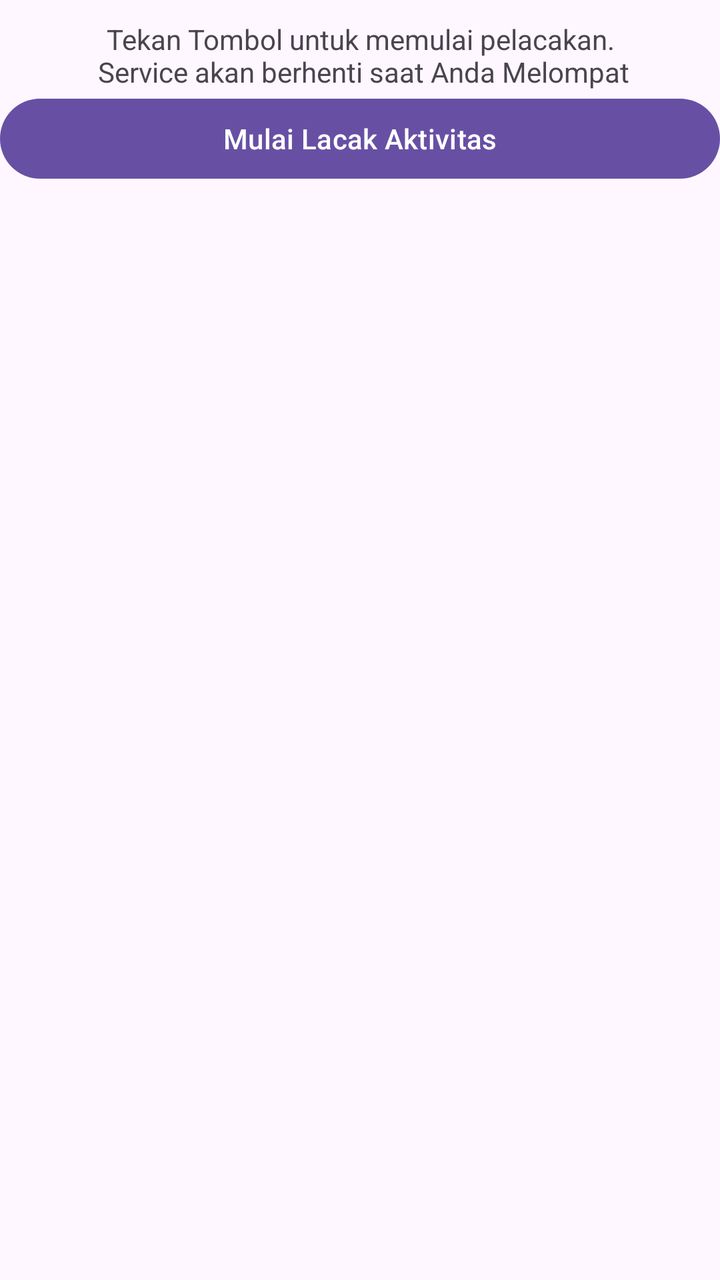
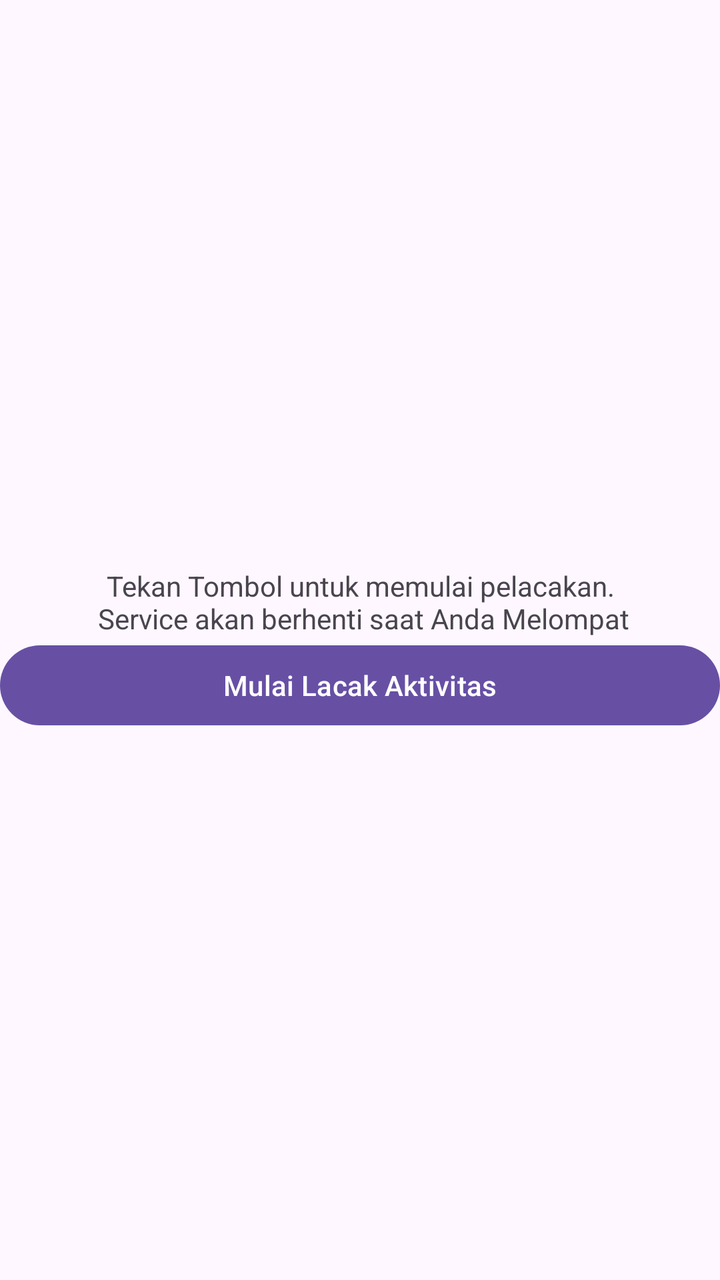

Before-and-after screenshots of an Android layout around one commit, followed by the original layout XML and the change that was made.
<!-- AndroidManifest.xml: application theme Theme.BackgroundServices -->
<!-- res/layout/activity_main.xml -->
<?xml version="1.0" encoding="utf-8"?>
<LinearLayout xmlns:android="http://schemas.android.com/apk/res/android"
    xmlns:app="http://schemas.android.com/apk/res-auto"
    xmlns:tools="http://schemas.android.com/tools"
    android:id="@+id/main"
    android:layout_width="match_parent"
    android:layout_height="match_parent"
    tools:context=".MainActivity"
    android:orientation="vertical"
    >

    <TextView
        android:layout_width="match_parent"
        android:layout_height="wrap_content"
        android:id="@+id/statusTextView"
        android:text="Tekan Tombol untuk memulai pelacakan.\n Service akan berhenti saat Anda Melompat"
        android:gravity="center"
        android:layout_marginTop="10dp"
        />

    <Button
        android:layout_width="match_parent"
        android:layout_height="wrap_content"
        android:id="@+id/btnStart"
        android:text="Mulai Lacak Aktivitas"
        />

</LinearLayout>
<!-- resources referenced by this layout -->
<resources>
  <style name="Theme.BackgroundServices" parent="Base.Theme.BackgroundServices" />
  <style name="Base.Theme.BackgroundServices" parent="Theme.Material3.DayNight.NoActionBar">
          
          
      </style>
</resources>

<!-- the commit's change to res/layout/activity_main.xml (unified diff, before → after) -->
@@ -9,20 +9,30 @@
     android:orientation="vertical"
     >
 
-    <TextView
+    <LinearLayout
         android:layout_width="match_parent"
-        android:layout_height="wrap_content"
-        android:id="@+id/statusTextView"
-        android:text="Tekan Tombol untuk memulai pelacakan.\n Service akan berhenti saat Anda Melompat"
+        android:layout_height="match_parent"
+        android:layout_gravity="center_vertical"
         android:gravity="center"
-        android:layout_marginTop="10dp"
-        />
+        android:orientation="vertical"
+        >
+        <TextView
+            android:layout_width="match_parent"
+            android:layout_height="wrap_content"
+            android:id="@+id/statusTextView"
+            android:text="Tekan Tombol untuk memulai pelacakan.\n Service akan berhenti saat Anda Melompat"
+            android:gravity="center"
+            android:layout_marginTop="10dp"
+            android:layout_gravity="center_vertical"
+            />
 
-    <Button
-        android:layout_width="match_parent"
-        android:layout_height="wrap_content"
-        android:id="@+id/btnStart"
-        android:text="Mulai Lacak Aktivitas"
-        />
+        <Button
+            android:layout_width="match_parent"
+            android:layout_height="wrap_content"
+            android:id="@+id/btnStart"
+            android:text="Mulai Lacak Aktivitas"
+            android:layout_gravity="center_vertical"
+            />
+    </LinearLayout>
 
 </LinearLayout>
